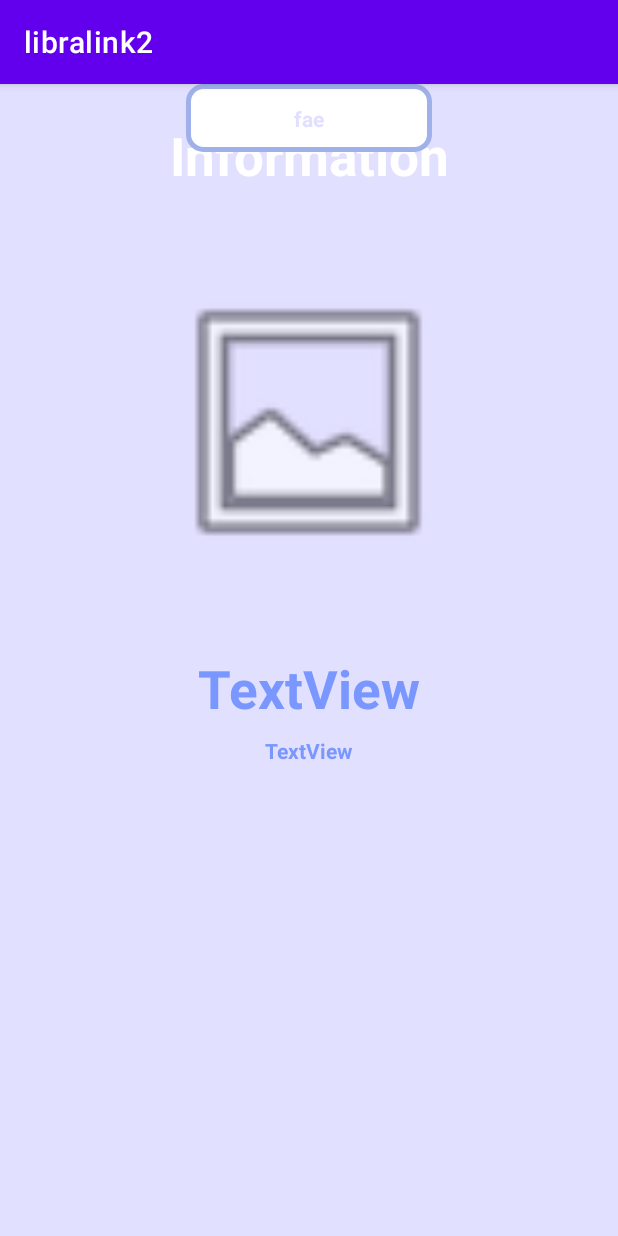
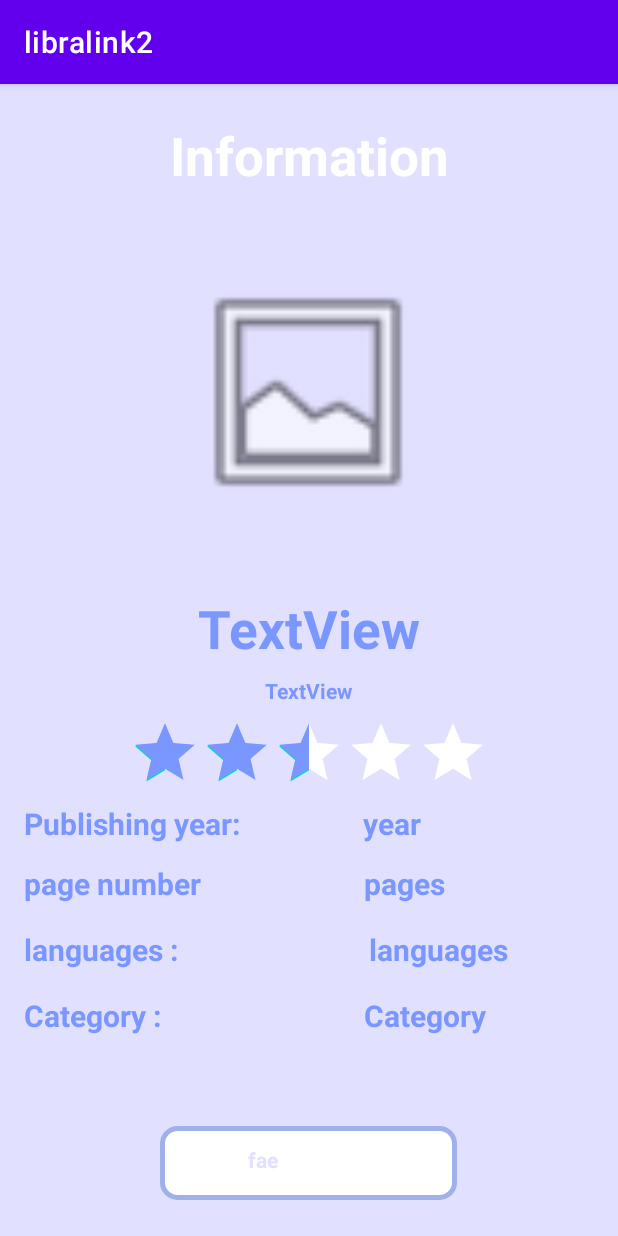
Before and after one commit to najibhosam/LibraLink2, an Android app: the BookActivity screen opened directly, with no data from a screen before it, on a phone screen of 412 x 824 dp. Run offline under Robolectric (Android 15) with nearby library versions, the phone set to English and light mode, and no system bars.

Commit message:
BookLayout

```diff
--- a/app/src/main/res/layout/activity_book.xml
+++ b/app/src/main/res/layout/activity_book.xml
@@ -7,6 +7,34 @@
     android:background="@color/blue"
     tools:context=".BookActivity">
 
+
+    <TextView
+        android:id="@+id/tvCategory"
+        android:layout_width="150dp"
+        android:layout_height="32dp"
+        android:layout_marginTop="12dp"
+        android:layout_marginEnd="16dp"
+        android:text="Category"
+        android:textColor="#7A97FF"
+        android:textSize="20dp"
+        android:textStyle="bold"
+        app:layout_constraintEnd_toEndOf="parent"
+        app:layout_constraintHorizontal_bias="0.962"
+        app:layout_constraintStart_toEndOf="@+id/category"
+        app:layout_constraintTop_toBottomOf="@+id/tvlanguages" />
+
+    <TextView
+        android:id="@+id/category"
+        android:layout_width="150dp"
+        android:layout_height="32dp"
+        android:layout_marginStart="16dp"
+        android:layout_marginTop="12dp"
+        android:text="Category :"
+        android:textColor="#7A97FF"
+        android:textSize="20dp"
+        android:textStyle="bold"
+        app:layout_constraintStart_toStartOf="parent"
+        app:layout_constraintTop_toBottomOf="@+id/tvlang" />
 
     <TextView
         android:id="@+id/textView7"
@@ -24,8 +52,8 @@
 
     <ImageView
         android:id="@+id/imageView9"
-        android:layout_width="198dp"
-        android:layout_height="260dp"
+        android:layout_width="165dp"
+        android:layout_height="220dp"
         android:layout_marginTop="24dp"
         app:layout_constraintEnd_toEndOf="parent"
         app:layout_constraintHorizontal_bias="0.497"
@@ -60,26 +88,128 @@
         app:layout_constraintStart_toStartOf="parent"
         app:layout_constraintTop_toBottomOf="@+id/tvBookName" />
 
-    <ImageButton
-        android:id="@+id/imageButton2"
-        android:layout_width="164dp"
+
+    <RatingBar
+        android:id="@+id/RatingBar"
+        android:layout_width="240dp"
         android:layout_height="45dp"
-        android:background="@drawable/shape_edittext00"
+        android:layout_marginTop="8dp"
+        android:isIndicator="false"
+        android:numStars="5"
+        android:progressBackgroundTint="@color/white"
+        android:progressTint="#7A97FF"
+        android:rating="2.5"
+        android:stepSize="0.5"
         app:layout_constraintEnd_toEndOf="parent"
         app:layout_constraintHorizontal_bias="0.5"
         app:layout_constraintStart_toStartOf="parent"
-        tools:layout_editor_absoluteY="656dp" />
+        app:layout_constraintTop_toBottomOf="@+id/tvAuthorName" />
+
+    <TextView
+        android:id="@+id/tvPub"
+        android:layout_width="150dp"
+        android:layout_height="32dp"
+        android:layout_marginStart="16dp"
+        android:layout_marginTop="12dp"
+        android:text="Publishing year:"
+        android:textColor="#7A97FF"
+        android:textSize="20dp"
+        android:textStyle="bold"
+        app:layout_constraintStart_toStartOf="parent"
+        app:layout_constraintTop_toBottomOf="@+id/RatingBar" />
+
+    <TextView
+        android:id="@+id/tvseit"
+        android:layout_width="150dp"
+        android:layout_height="32dp"
+        android:layout_marginStart="16dp"
+        android:layout_marginTop="8dp"
+        android:text="page number"
+        android:textColor="#7A97FF"
+        android:textSize="20dp"
+        android:textStyle="bold"
+        app:layout_constraintStart_toStartOf="parent"
+        app:layout_constraintTop_toBottomOf="@+id/tvPub" />
+
+    <TextView
+        android:id="@+id/tvlang"
+        android:layout_width="150dp"
+        android:layout_height="32dp"
+        android:layout_marginStart="16dp"
+        android:layout_marginTop="12dp"
+        android:text="languages :"
+        android:textColor="#7A97FF"
+        android:textSize="20dp"
+        android:textStyle="bold"
+        app:layout_constraintStart_toStartOf="parent"
+        app:layout_constraintTop_toBottomOf="@+id/tvseit" />
+
+    <TextView
+        android:id="@+id/tvPublishingYear"
+        android:layout_width="150dp"
+        android:layout_height="32dp"
+        android:layout_marginStart="76dp"
+        android:layout_marginTop="12dp"
+        android:text="year"
+        android:textColor="#7A97FF"
+        android:textSize="20dp"
+        android:textStyle="bold"
+        app:layout_constraintStart_toEndOf="@+id/tvPub"
+        app:layout_constraintTop_toBottomOf="@+id/RatingBar" />
+
+    <TextView
+        android:id="@+id/seits"
+        android:layout_width="150dp"
+        android:layout_height="32dp"
+        android:layout_marginTop="8dp"
+        android:layout_marginEnd="16dp"
+        android:text="pages"
+        android:textColor="#7A97FF"
+        android:textSize="20dp"
+        android:textStyle="bold"
+        app:layout_constraintEnd_toEndOf="parent"
+        app:layout_constraintHorizontal_bias="0.962"
+        app:layout_constraintStart_toEndOf="@+id/tvseit"
+        app:layout_constraintTop_toBottomOf="@+id/tvPublishingYear" />
+
+    <TextView
+        android:id="@+id/tvlanguages"
+        android:layout_width="150dp"
+        android:layout_height="32dp"
+        android:layout_marginTop="12dp"
+        android:layout_marginEnd="12dp"
+        android:text="languages"
+        android:textColor="#7A97FF"
+        android:textSize="20dp"
+        android:textStyle="bold"
+        app:layout_constraintEnd_toEndOf="parent"
+        app:layout_constraintHorizontal_bias="0.951"
+        app:layout_constraintStart_toEndOf="@+id/tvlang"
+        app:layout_constraintTop_toBottomOf="@+id/seits" />
+
+    <ImageButton
+        android:id="@+id/imBook"
+        android:layout_width="198dp"
+        android:layout_height="49dp"
+        android:layout_marginBottom="16dp"
+        android:background="@drawable/shape_edittext00"
+        app:layout_constraintBottom_toBottomOf="parent"
+        app:layout_constraintEnd_toEndOf="parent"
+        app:layout_constraintHorizontal_bias="0.497"
+        app:layout_constraintStart_toStartOf="parent"
+        app:layout_constraintTop_toBottomOf="@+id/category"
+        app:layout_constraintVertical_bias="0.87" />
 
     <TextView
         android:id="@+id/textView10"
-        android:layout_width="wrap_content"
-        android:layout_height="wrap_content"
+        android:layout_width="81dp"
+        android:layout_height="24dp"
         android:text="fae"
         android:textColor="@color/blue"
         android:textStyle="bold"
-        app:layout_constraintBottom_toBottomOf="@+id/imageButton2"
-        app:layout_constraintEnd_toEndOf="@+id/imageButton2"
-        app:layout_constraintStart_toStartOf="@+id/imageButton2"
-        app:layout_constraintTop_toTopOf="@+id/imageButton2" />
+        app:layout_constraintBottom_toBottomOf="@+id/imBook"
+        app:layout_constraintEnd_toEndOf="@+id/imBook"
+        app:layout_constraintStart_toStartOf="@+id/imBook"
+        app:layout_constraintTop_toTopOf="@+id/imBook" />
 
 </androidx.constraintlayout.widget.ConstraintLayout>
```
